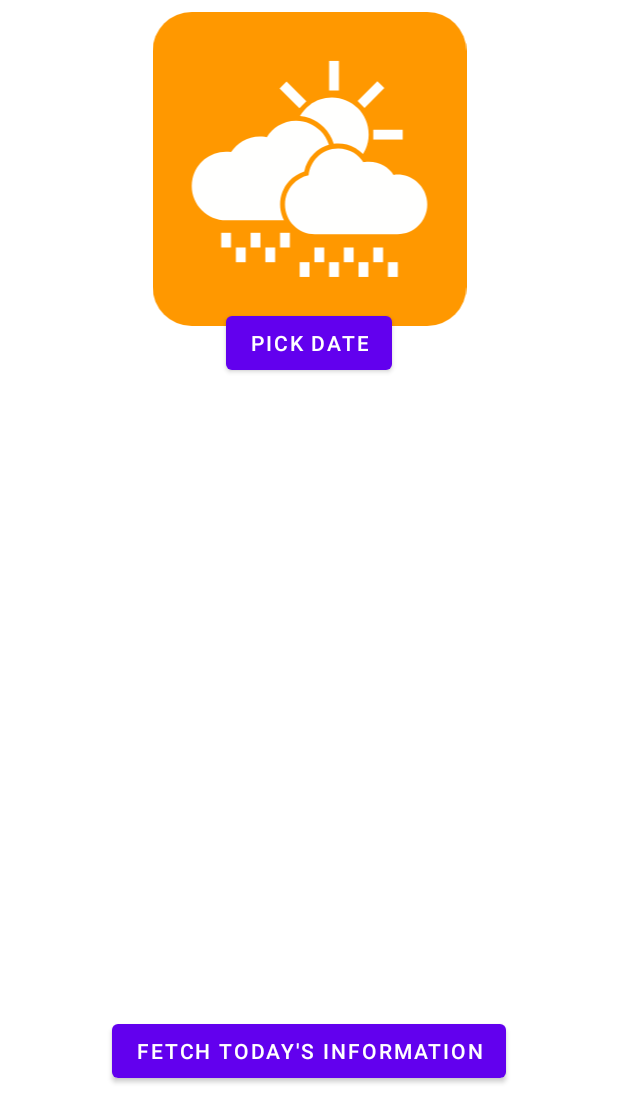
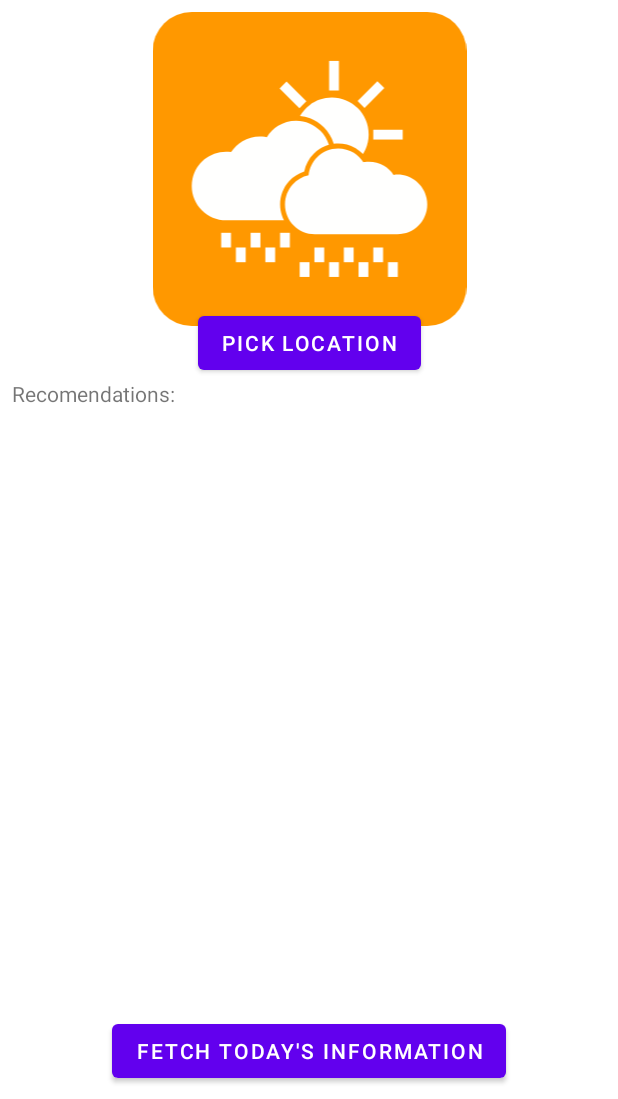
Before and after one commit to BenjaminMichaelis/SkiDayz, an Android app: the screen it shows after launch (MainActivity), on a phone screen of 412 x 824 dp, the part 137-1236 px from its top. Run offline under Robolectric (Android 15) with nearby library versions, the phone set to English and light mode, and no system bars; our stand-ins replace Volley.

Commit message:
1. Modified main layout

```diff
--- a/app/src/main/res/layout/activity_main.xml
+++ b/app/src/main/res/layout/activity_main.xml
@@ -49,7 +49,7 @@
         android:layout_marginEnd="8dp"
         android:layout_marginBottom="8dp"
         android:scrollbars="vertical"
-        android:text=""
+        android:text="Recomendations:"
         app:layout_constraintBottom_toTopOf="@+id/fetchButton"
         app:layout_constraintEnd_toEndOf="parent"
         app:layout_constraintStart_toStartOf="parent"
@@ -60,7 +60,7 @@
         android:layout_width="wrap_content"
         android:layout_height="wrap_content"
         android:layout_centerInParent="true"
-        android:text="Pick Date"
+        android:text="Pick Location"
         app:layout_constraintBottom_toTopOf="@+id/imageDescription"
         app:layout_constraintBottom_toBottomOf="@+id/fetchButton"
         app:layout_constraintEnd_toEndOf="parent"
```
